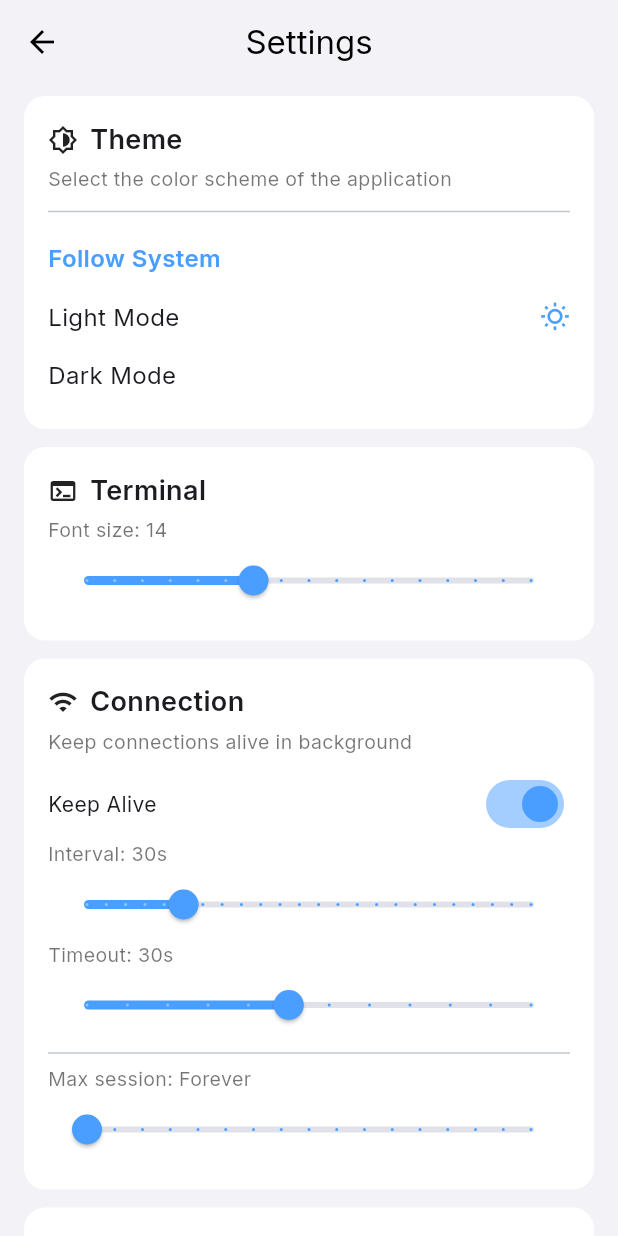
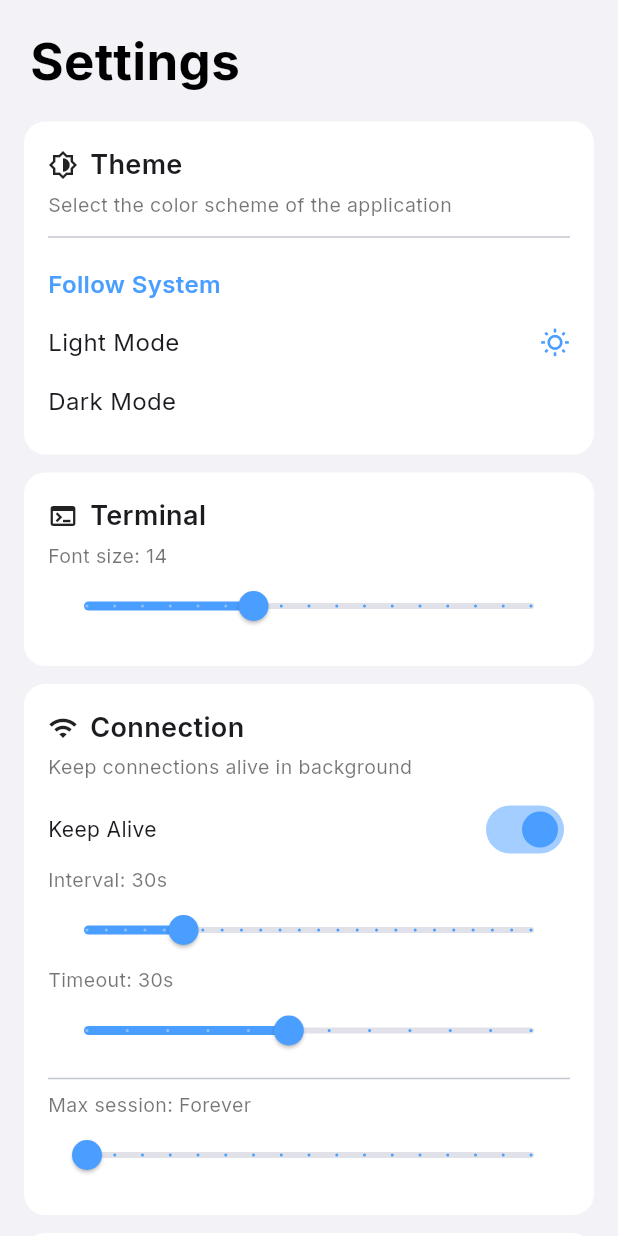
Before and after one commit to rudra-sah00/ssh-client, a Flutter app: the SettingsScreen screen opened by its route, on a phone screen of 412 x 824 dp. Run offline on Flutter 3.47's test engine with Material 3 defaults, Android fonts, the phone set to English and light mode, and no system bars; our stand-ins replace flex_color_scheme, flutter_animate, flutter_riverpod, flutter_secure_storage, freezed_annotation, google_fonts; missing offline and left inert: dartssh2, xterm; accounts and stored records are empty.

Commit message:
style: Settings same big title as Servers/Sessions, scrollable

```diff
--- a/lib/presentation/screens/settings/settings_screen.dart
+++ b/lib/presentation/screens/settings/settings_screen.dart
@@ -17,10 +17,18 @@ class SettingsScreen extends ConsumerWidget {
     final labelColor = isDark ? Colors.white54 : Colors.black54;
 
     return Scaffold(
-      appBar: AppBar(title: const Text('Settings')),
-      body: ListView(
-        padding: const EdgeInsets.symmetric(horizontal: 16, vertical: 8),
-        children: [
+      body: SafeArea(
+        child: CustomScrollView(
+          slivers: [
+            SliverToBoxAdapter(
+              child: Padding(
+                padding: const EdgeInsets.fromLTRB(20, 16, 20, 16),
+                child: Text('Settings', style: TextStyle(fontSize: 34, fontWeight: FontWeight.bold, color: Theme.of(context).colorScheme.onSurface)),
+              ),
+            ),
+            SliverPadding(
+              padding: const EdgeInsets.symmetric(horizontal: 16),
+              sliver: SliverList(delegate: SliverChildListDelegate([
           // ── Theme ──
           _Card(
             color: cardColor,
@@ -179,7 +187,10 @@ class SettingsScreen extends ConsumerWidget {
           ),
 
           const SizedBox(height: 32),
-        ],
+        ])),
+            ),
+          ],
+        ),
       ),
     );
   }
```
